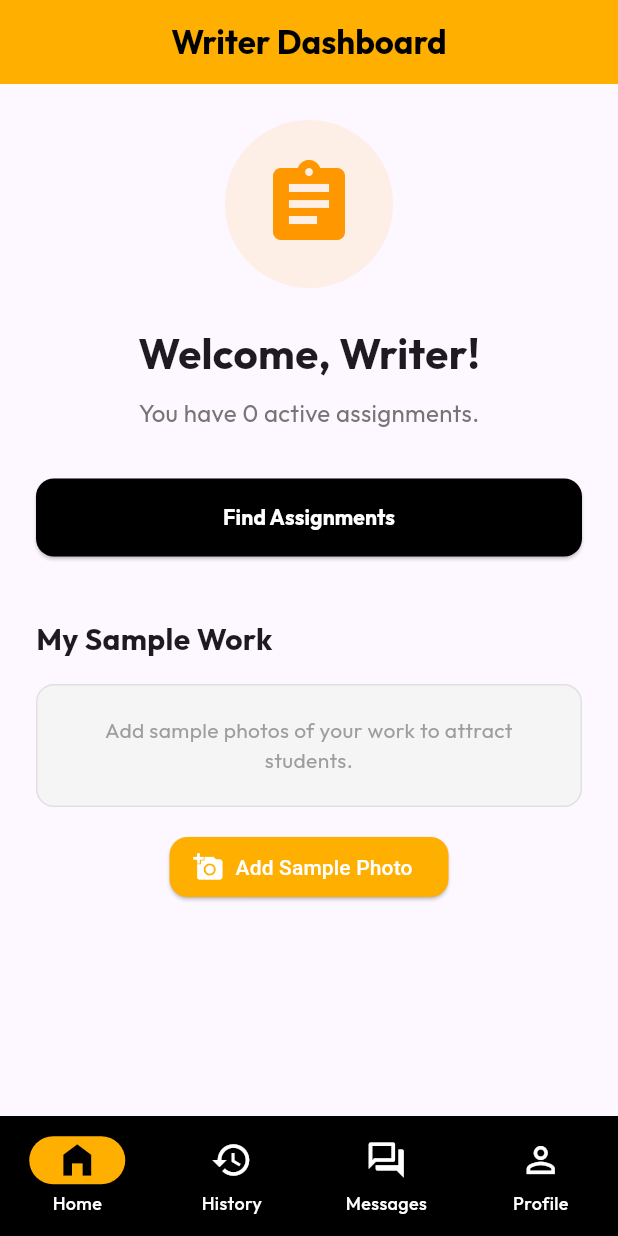
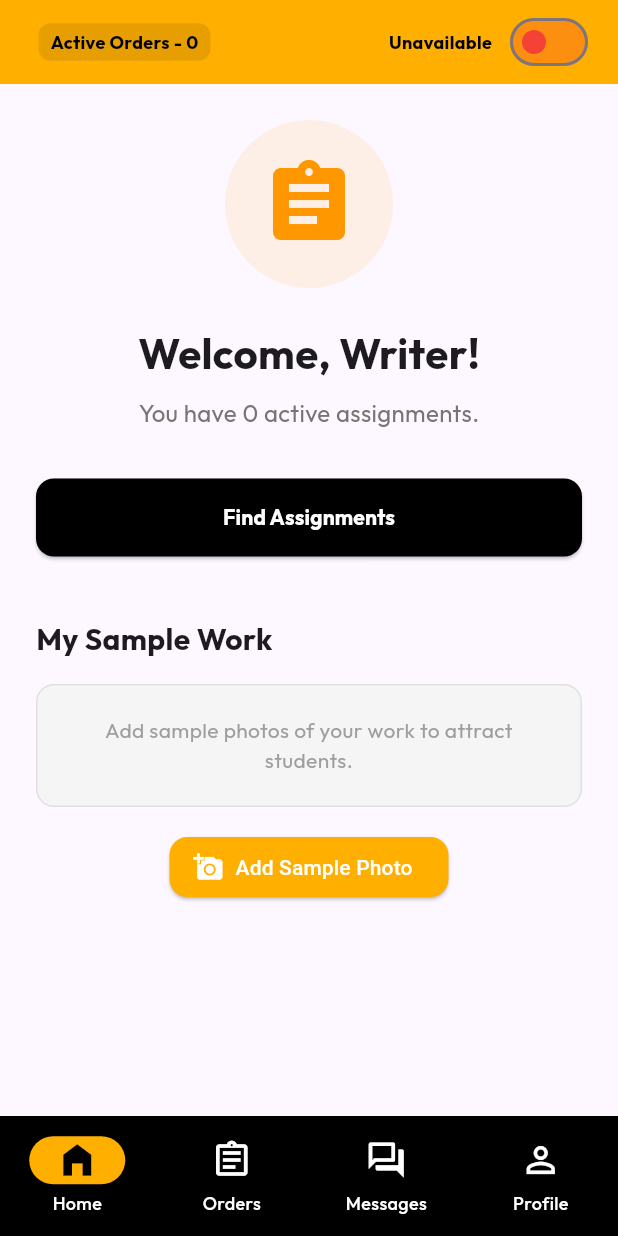
Before and after one commit to ramanandkrgupta/AssignMates, a Flutter app: the WriterDashboardScreen screen opened directly, on a phone screen of 412 x 824 dp. Run offline on Flutter 3.47's test engine with Material 3 defaults, Android fonts, the phone set to English and light mode, and no system bars; our stand-ins replace audioplayers, chewie, cloud_firestore, equatable, file_picker, firebase_auth and 15 more; missing offline and left inert: cloudinary_public, flutter_sound, razorpay_flutter, syncfusion_flutter_pdfviewer; accounts and stored records are empty; project files that could hold a hidden picture were left out.

Commit message:
feat: Introduce writer availability toggle, display active order counts, and rename writer history screen to orders.

```diff
--- a/lib/src/models/user_model.dart
+++ b/lib/src/models/user_model.dart
@@ -16,6 +16,7 @@ class AppUser extends Equatable {
   final DateTime createdAt;
   final String? fcmToken;
   final List<String> sampleWorkUrls; // URLs of uploaded sample work (max 4)
+  final bool isAvailable;
 
   const AppUser({
     required this.uid,
@@ -32,6 +33,7 @@ class AppUser extends Equatable {
     required this.createdAt,
     this.fcmToken,
     this.sampleWorkUrls = const [],
+    this.isAvailable = false,
   });
 
   Map<String, dynamic> toMap() {
@@ -50,6 +52,7 @@ class AppUser extends Equatable {
       'createdAt': createdAt.millisecondsSinceEpoch,
       'fcmToken': fcmToken,
       'sampleWorkUrls': sampleWorkUrls,
+      'isAvailable': isAvailable,
     };
   }
 
@@ -69,6 +72,7 @@ class AppUser extends Equatable {
       createdAt: DateTime.fromMillisecondsSinceEpoch(map['createdAt'] ?? 0),
       fcmToken: map['fcmToken'],
       sampleWorkUrls: List<String>.from(map['sampleWorkUrls'] ?? []),
+      isAvailable: map['isAvailable'] ?? false,
     );
   }
 
@@ -88,5 +92,6 @@ class AppUser extends Equatable {
         createdAt,
         fcmToken,
         sampleWorkUrls,
+        isAvailable,
       ];
 }
--- a/lib/src/screens/admin/admin_writers_screen.dart
+++ b/lib/src/screens/admin/admin_writers_screen.dart
@@ -51,7 +51,20 @@ class AdminWritersScreen extends ConsumerWidget {
                  margin: const EdgeInsets.symmetric(horizontal: 16, vertical: 8),
                  child: ListTile(
                    leading: CircleAvatar(backgroundImage: user.photoURL != null ? NetworkImage(user.photoURL!) : null, child: user.photoURL == null ? const Icon(Icons.person) : null),
-                   title: Text(user.displayName ?? 'Writer'),
+                   title: Row(
+                     children: [
+                       Text(user.displayName ?? 'Writer'),
+                       const SizedBox(width: 8),
+                       Container(
+                         width: 8,
+                         height: 8,
+                         decoration: BoxDecoration(
+                           color: user.isAvailable ? Colors.green : Colors.red,
+                           shape: BoxShape.circle,
+                         ),
+                       ),
+                     ],
+                   ),
                    subtitle: Text(user.email ?? ''),
                    trailing: const Icon(Icons.chevron_right),
                    onTap: () {
--- a/lib/src/screens/writer/writer_dashboard_screen.dart
+++ b/lib/src/screens/writer/writer_dashboard_screen.dart
@@ -10,7 +10,7 @@ import '../../models/user_model.dart'; // Ensure UserModel is imported
 import '../student/profile_screen.dart'; // Reusing Profile Screen
 
 import 'writer_home_screen.dart';
-import 'writer_history_screen.dart';
+import 'writer_orders_screen.dart';
 import 'writer_messages_screen.dart';
 
 class WriterDashboardScreen extends ConsumerStatefulWidget {
@@ -29,7 +29,7 @@ class _WriterDashboardScreenState extends ConsumerState<WriterDashboardScreen> {
     // Writer Screens
     final List<Widget> screens = [
       const WriterHomeScreen(),
-      const WriterHistoryScreen(),
+      const WriterOrdersScreen(),
       const WriterMessagesScreen(),
        const ProfileScreen(), // Reuse generic profile screen
     ];
@@ -62,9 +62,9 @@ class _WriterDashboardScreenState extends ConsumerState<WriterDashboardScreen> {
               label: 'Home',
             ),
             NavigationDestination(
-              icon: Icon(Icons.history_outlined),
-              selectedIcon: Icon(Icons.history),
-              label: 'History',
+              icon: Icon(Icons.assignment_outlined),
+              selectedIcon: Icon(Icons.assignment),
+              label: 'Orders',
             ),
              NavigationDestination(
               icon: Icon(Icons.forum_outlined),
--- a/lib/src/screens/writer/writer_home_screen.dart
+++ b/lib/src/screens/writer/writer_home_screen.dart
@@ -7,6 +7,13 @@ import 'package:flutter_dotenv/flutter_dotenv.dart';
 import '../../services/firestore_service.dart';
 import '../../models/user_model.dart';
 import '../../providers/auth_provider.dart';
+import '../../models/request_model.dart';
+
+final activeOrdersProvider = StreamProvider.autoDispose<List<RequestModel>>((ref) {
+  final user = ref.watch(currentUserStreamProvider).value;
+  if (user == null) return Stream.value([]);
+  return ref.watch(firestoreServiceProvider).getWriterRequestsStream(user.uid);
+});
 
 class WriterHomeScreen extends ConsumerStatefulWidget {
   const WriterHomeScreen({super.key});
@@ -73,11 +80,78 @@ class _WriterHomeScreenState extends ConsumerState<WriterHomeScreen> {
 
     return Scaffold(
       appBar: AppBar(
-        title: Text('Writer Dashboard', style: GoogleFonts.outfit(fontWeight: FontWeight.bold, color: Colors.black)),
         centerTitle: true,
         backgroundColor: const Color(0xFFFFAF00),
         elevation: 0,
         automaticallyImplyLeading: false,
+        leadingWidth: 150,
+        leading: Consumer(
+          builder: (context, ref, child) {
+            final ordersAsync = ref.watch(activeOrdersProvider);
+            return ordersAsync.when(
+              data: (orders) {
+                final activeCount = orders.where((o) => o.status != 'completed' && o.status != 'cancelled').length;
+                return Center(
+                  child: Padding(
+                    padding: const EdgeInsets.only(left: 16.0),
+                    child: Container(
+                      padding: const EdgeInsets.symmetric(horizontal: 8, vertical: 4),
+                      decoration: BoxDecoration(
+                        color: Colors.black.withValues(alpha: 0.1),
+                        borderRadius: BorderRadius.circular(8),
+                      ),
+                      child: Text(
+                        'Active Orders - $activeCount',
+                        style: GoogleFonts.outfit(
+                          color: Colors.black,
+                          fontWeight: FontWeight.bold,
+                          fontSize: 12,
+                        ),
+                      ),
+                    ),
+                  ),
+                );
+              },
+              loading: () => const SizedBox(),
+              error: (_, __) => const SizedBox(),
+            );
+          },
+        ),
+        actions: [
+          userAsync.when(
+            data: (user) {
+              if (user == null) return const SizedBox();
+              return Padding(
+                padding: const EdgeInsets.only(right: 16.0),
+                child: Row(
+                  children: [
+                    Text(
+                      user.isAvailable ? 'Available' : 'Unavailable',
+                      style: GoogleFonts.outfit(
+                        color: Colors.black,
+                        fontWeight: FontWeight.bold,
+                        fontSize: 12,
+                      ),
+                    ),
+                    const SizedBox(width: 8),
+                    Switch(
+                      value: user.isAvailable,
+                      onChanged: (value) async {
+                        await ref.read(firestoreServiceProvider).updateUser(user.uid, {'isAvailable': value});
+                      },
+                      activeColor: Colors.green,
+                      activeTrackColor: Colors.green.withValues(alpha: 0.3),
+                      inactiveThumbColor: Colors.red,
+                      inactiveTrackColor: Colors.red.withValues(alpha: 0.3),
+                    ),
+                  ],
+                ),
+              );
+            },
+            loading: () => const SizedBox(),
+            error: (_, __) => const SizedBox(),
+          ),
+        ],
       ),
       body: userAsync.when(
         data: (user) {
@@ -101,7 +175,22 @@ class _WriterHomeScreenState extends ConsumerState<WriterHomeScreen> {
                      style: GoogleFonts.outfit(fontSize: 28, fontWeight: FontWeight.bold),
                    ),
                    const SizedBox(height: 8),
-                   Text('You have 0 active assignments.', style: GoogleFonts.outfit(fontSize: 16, color: Colors.grey[600])),
+                   Consumer(
+                     builder: (context, ref, child) {
+                       final ordersAsync = ref.watch(activeOrdersProvider);
+                       return ordersAsync.when(
+                         data: (orders) {
+                           final activeCount = orders.where((o) => o.status != 'completed' && o.status != 'cancelled').length;
+                           return Text(
+                             'You have $activeCount active assignments.',
+                             style: GoogleFonts.outfit(fontSize: 16, color: Colors.grey[600]),
+                           );
+                         },
+                         loading: () => Text('Loading assignments...', style: GoogleFonts.outfit(fontSize: 16, color: Colors.grey[600])),
+                         error: (_, __) => Text('Error loading assignments', style: GoogleFonts.outfit(fontSize: 16, color: Colors.grey[600])),
+                       );
+                     },
+                   ),
                    const SizedBox(height: 32),
 
                    SizedBox(
--- a/lib/src/screens/writer/writer_history_screen.dart
+++ b/lib/src/screens/writer/writer_orders_screen.dart
@@ -1,14 +1,14 @@
 import 'package:flutter/material.dart';
 import 'package:google_fonts/google_fonts.dart';
 
-class WriterHistoryScreen extends StatelessWidget {
-  const WriterHistoryScreen({super.key});
+class WriterOrdersScreen extends StatelessWidget {
+  const WriterOrdersScreen({super.key});
 
   @override
   Widget build(BuildContext context) {
     return Scaffold(
       appBar: AppBar(
-        title: Text('Task History', style: GoogleFonts.outfit(fontWeight: FontWeight.bold, color: Colors.black)),
+        title: Text('My Orders', style: GoogleFonts.outfit(fontWeight: FontWeight.bold, color: Colors.black)),
         centerTitle: true,
         backgroundColor: const Color(0xFFFFAF00),
         elevation: 0,
@@ -18,9 +18,9 @@ class WriterHistoryScreen extends StatelessWidget {
         child: Column(
           mainAxisAlignment: MainAxisAlignment.center,
           children: [
-             const Icon(Icons.history_edu, size: 64, color: Colors.grey),
+             const Icon(Icons.assignment, size: 64, color: Colors.grey),
              const SizedBox(height: 16),
-             Text('No completed tasks yet.', style: GoogleFonts.outfit(fontSize: 18, color: Colors.grey)),
+             Text('No orders yet.', style: GoogleFonts.outfit(fontSize: 18, color: Colors.grey)),
           ],
         ),
       ),
--- a/lib/src/services/firestore_service.dart
+++ b/lib/src/services/firestore_service.dart
@@ -56,6 +56,16 @@ class FirestoreService {
     });
   }
 
+  Stream<List<RequestModel>> getWriterRequestsStream(String writerId) {
+    return _db
+        .collection('requests')
+        .where('assignedWriterId', isEqualTo: writerId)
+        .snapshots()
+        .map((snapshot) {
+      return snapshot.docs.map((doc) => RequestModel.fromMap(doc.data())).toList();
+    });
+  }
+
   Future<List<AppUser>> getAllUsers() async {
     final snapshot = await _db.collection('users').get();
     return snapshot.docs.map((doc) => AppUser.fromMap(doc.data())).toList();
@@ -64,7 +74,11 @@ class FirestoreService {
     await _db.collection('requests').doc(requestId).update(data);
   }
   Future<void> updateUserRole(String uid, String role) async {
-    await _db.collection('users').doc(uid).update({'role': role});
+    final data = <String, dynamic>{'role': role};
+    if (role == 'writer') {
+      data['isAvailable'] = true;
+    }
+    await _db.collection('users').doc(uid).update(data);
   }
   Future<void> updateRequestStatus(String requestId, String status, {Map<String, dynamic>? additionalData}) async {
     final data = <String, dynamic>{'status': status};
```
